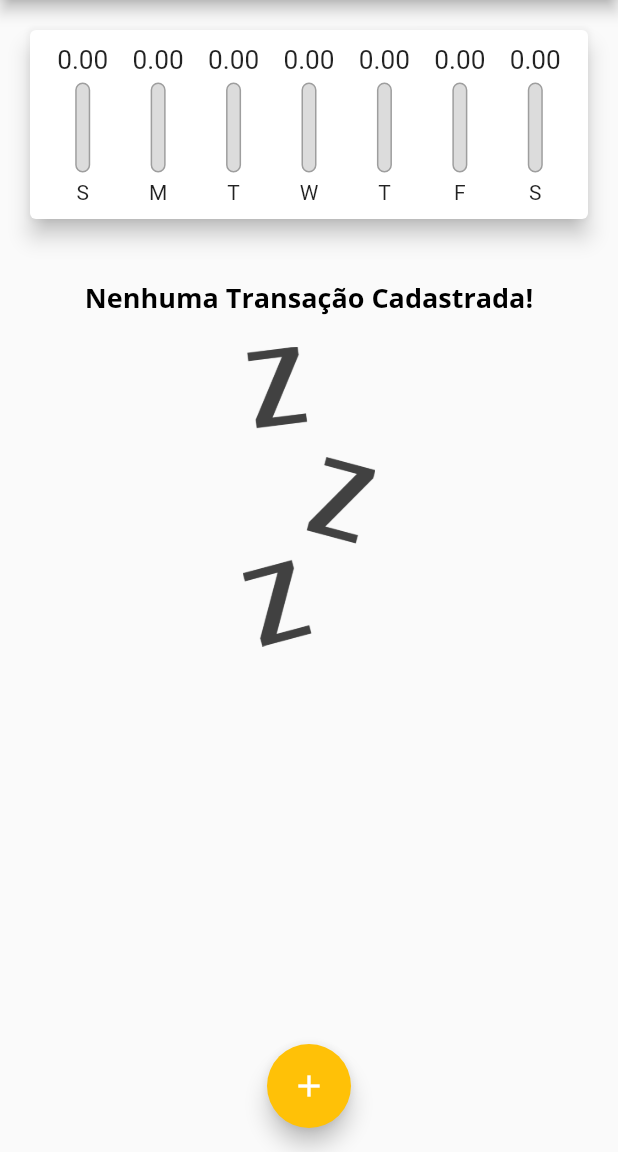
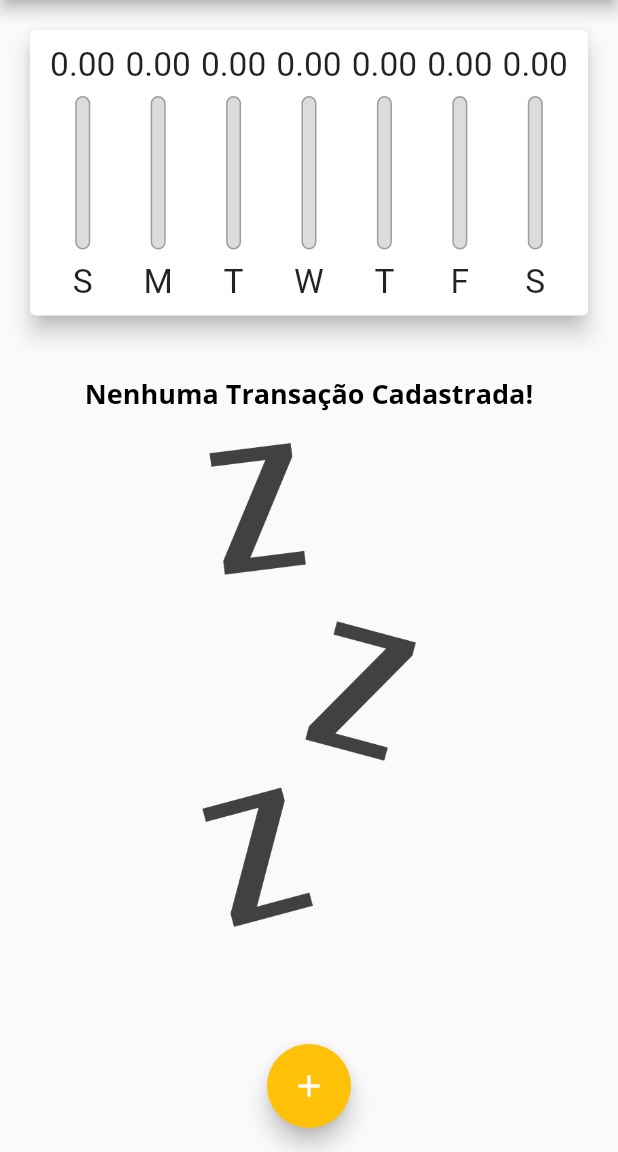
Before and after one commit to romildoalimajr/expensives, a Flutter app: the screen it shows after launch, on a phone screen of 412 x 824 dp, the part 84-1236 px from its top. Run offline on Flutter 3.47's test engine with Material 2 defaults, Android fonts, the phone set to English and light mode, and no system bars.

Commit message:
Melhorando a responsividade.

```diff
--- a/lib/components/chart_bar.dart
+++ b/lib/components/chart_bar.dart
@@ -1,4 +1,5 @@
 import 'package:flutter/material.dart';
+import 'package:flutter/rendering.dart';
 
 class ChartBar extends StatelessWidget {
   final String label;
@@ -13,19 +14,19 @@ class ChartBar extends StatelessWidget {
 
   @override
   Widget build(BuildContext context) {
+    return LayoutBuilder(
+      builder: (ctx, constraints) {
         return Column(
           children: [
             Container(
-          height: 20,
+              height: constraints.maxHeight * 0.15,
               child: FittedBox(
                 child: Text('${value.toStringAsFixed(2)}'),
               ),
             ),
-        SizedBox(
-          height: 5,
-        ),
+            SizedBox(height: constraints.maxHeight * 0.05),
             Container(
-          height: 60,
+              height: constraints.maxHeight * 0.6,
               width: 10,
               child: Stack(
                 alignment: Alignment.bottomCenter,
@@ -44,7 +45,7 @@ class ChartBar extends StatelessWidget {
                     heightFactor: percentage,
                     child: Container(
                       decoration: BoxDecoration(
-                    color: Theme.of(context).primaryColor,
+                        color: Theme.of(context).backgroundColor,
                         borderRadius: BorderRadius.circular(5),
                       ),
                     ),
@@ -53,10 +54,17 @@ class ChartBar extends StatelessWidget {
               ),
             ),
             SizedBox(
-          height: 5,
+              height: constraints.maxHeight * 0.05,
             ),
-        Text(label),
+            Container(
+              height: constraints.maxHeight * 0.15,
+              child: FittedBox(
+                child: Text(label),
+              ),
+            ),
           ],
+        );
+      },
     );
   }
 }
--- a/lib/components/transaction_form.dart
+++ b/lib/components/transaction_form.dart
@@ -55,7 +55,7 @@ class _TransactionFormState extends State<TransactionForm> {
                 controller: _titleController,
                 onSubmitted: (_) => _submitForm(),
                 decoration: InputDecoration(
-                  labelText: 'Títle',
+                  labelText: 'Título',
                 ),
               ),
               TextField(
@@ -63,12 +63,10 @@ class _TransactionFormState extends State<TransactionForm> {
                 keyboardType: TextInputType.numberWithOptions(decimal: true),
                 onSubmitted: (_) => _submitForm(),
                 decoration: InputDecoration(
-                  labelText: 'Value (R\$)',
+                  labelText: 'Valor (R\$)',
                 ),
               ),
-              Container(
-                height: 709,
-                child: Row(
+              Row(
                 children: [
                   Expanded(
                     child: Text(
@@ -88,7 +86,6 @@ class _TransactionFormState extends State<TransactionForm> {
                     onPressed: _showDatePicker,
                   ),
                 ],
-                ),
               ),
               Row(
                 mainAxisAlignment: MainAxisAlignment.end,
--- a/lib/components/transaction_list.dart
+++ b/lib/components/transaction_list.dart
@@ -10,10 +10,10 @@ class TransactionList extends StatelessWidget {
 
   @override
   Widget build(BuildContext context) {
-    return Container(
-      height: 300,
-      child: transactions.isEmpty
-          ? Column(
+    return transactions.isEmpty
+        ? LayoutBuilder(
+            builder: (ctx, constraints) {
+              return Column(
                 children: <Widget>[
                   SizedBox(
                     height: 20,
@@ -26,13 +26,15 @@ class TransactionList extends StatelessWidget {
                     height: 20,
                   ),
                   Container(
-                  height: 200,
+                    height: constraints.maxHeight * 0.60,
                     child: Image.asset(
                       'assets/image/waiting.png',
                       fit: BoxFit.cover,
                     ),
                   ),
                 ],
+              );
+            },
           )
         : ListView.builder(
             itemCount: transactions.length,
@@ -69,7 +71,6 @@ class TransactionList extends StatelessWidget {
                 ),
               );
             },
-            ),
           );
   }
 }
--- a/lib/main.dart
+++ b/lib/main.dart
@@ -14,6 +14,7 @@ class ExpensesApp extends StatelessWidget {
   @override
   Widget build(BuildContext context) {
     final ThemeData tema = ThemeData();
+    //SystemChrome.setPreferredOrientations([DeviceOrientation.portraitUp]);
 
     return MaterialApp(
       debugShowCheckedModeBanner: false,
@@ -28,7 +29,8 @@ class ExpensesApp extends StatelessWidget {
             fontFamily: 'OpenSans',
             fontSize: 18,
             fontWeight: FontWeight.bold,
-              color: Colors.black),
+            color: Colors.black,
+          ),
         ),
         appBarTheme: AppBarTheme(
           titleTextStyle: TextStyle(
@@ -49,6 +51,7 @@ class MyHomePage extends StatefulWidget {
 
 class _MyHomePageState extends State<MyHomePage> {
   final List<Transaction> _transactions = [];
+  bool _showChart = false;
 
   List<Transaction> get _recentTransactions {
     return _transactions.where((tr) {
@@ -92,22 +95,55 @@ class _MyHomePageState extends State<MyHomePage> {
 
   @override
   Widget build(BuildContext context) {
-    return Scaffold(
-      appBar: AppBar(
-        title: Text('Despesas Pessoais'),
+    bool isLandScape =
+        MediaQuery.of(context).orientation == Orientation.landscape;
+    final appBar = AppBar(
+      title: Text(
+        'Despesas Pessoais',
+      ),
       actions: <Widget>[
         IconButton(
           icon: Icon(Icons.add),
           onPressed: () => _openTransactionFormModal(context),
         ),
       ],
-      ),
+    );
+
+    final availableHeight = MediaQuery.of(context).size.height -
+        appBar.preferredSize.height -
+        MediaQuery.of(context).padding.top;
+
+    return Scaffold(
+      appBar: appBar,
       body: SingleChildScrollView(
         child: Column(
           crossAxisAlignment: CrossAxisAlignment.stretch,
           children: <Widget>[
-            Chart(_recentTransactions),
-            TransactionList(_transactions, _removeTransaction),
+            if (isLandScape)
+              Row(
+                mainAxisAlignment: MainAxisAlignment.center,
+                children: [
+                  Text('Exibir Gráfico'),
+                  Switch(
+                    value: _showChart,
+                    onChanged: (value) {
+                      setState(() {
+                        _showChart = value;
+                      });
+                    },
+                  ),
+                ],
+              ),
+            if (_showChart || !isLandScape)
+              Container(
+                height: availableHeight * (isLandScape ? 0.70 : 0.30),
+                child: Chart(_recentTransactions),
+              ),
+            if (!_showChart || !isLandScape)
+              Container(
+                height: availableHeight * 0.70,
+                child: TransactionList(_transactions, _removeTransaction),
+              ),
           ],
         ),
       ),
```
Lines whose indentation alone changed are shown as unchanged.
